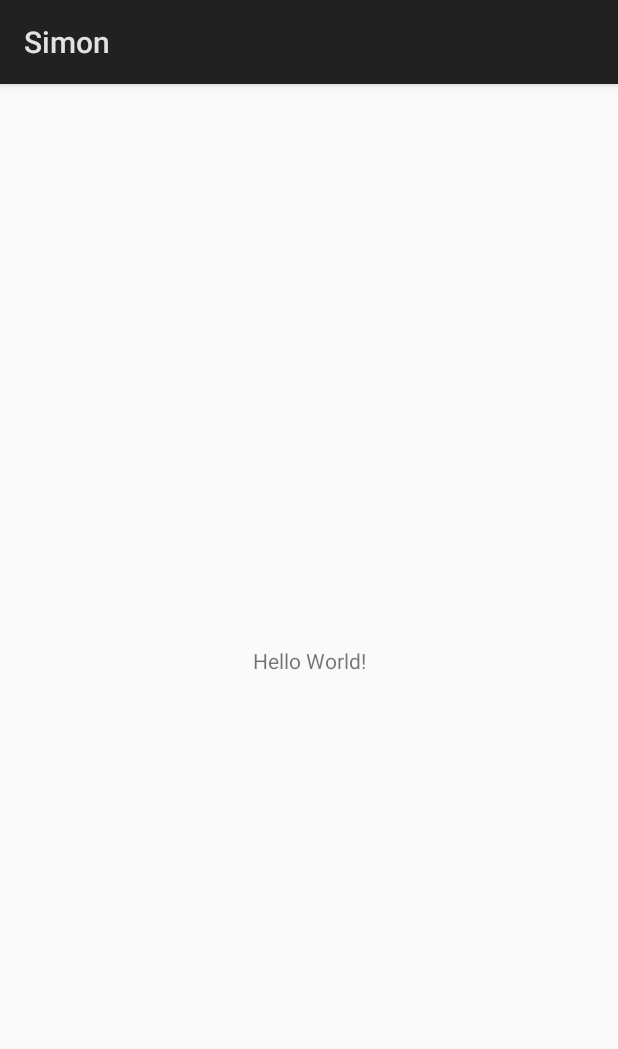
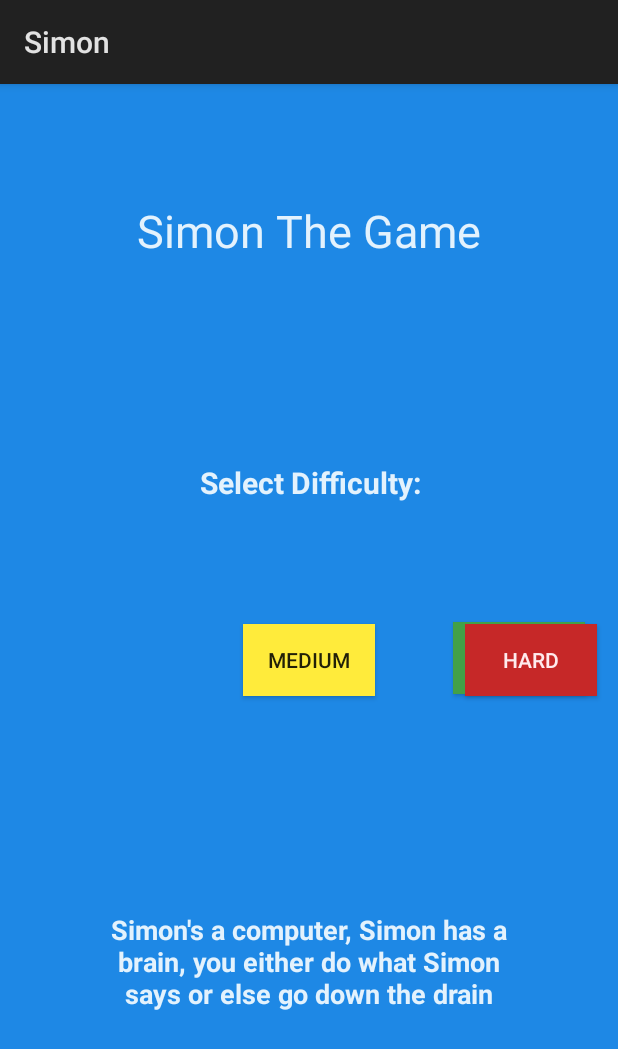
Before and after one commit to dym7v3/CS4020, an Android app: the screen it shows after launch (MainActivity), on a phone screen of 412 x 824 dp. Shown: the top 1049 px of the screen. Run offline under Robolectric (Android 15) with nearby library versions, the phone set to English and light mode, and no system bars.

Commit message:
Got the home screen working

```diff
--- a/app/src/main/res/layout/activity_main.xml
+++ b/app/src/main/res/layout/activity_main.xml
@@ -4,15 +4,108 @@
     xmlns:tools="http://schemas.android.com/tools"
     android:layout_width="match_parent"
     android:layout_height="match_parent"
+    android:background="#1E88E5"
     tools:context="com.example.dennismoyseyev.simon.MainActivity">
 
+
     <TextView
+        android:id="@+id/textView3"
+        android:layout_width="149dp"
+        android:layout_height="wrap_content"
+        android:text="@string/select_difficulty"
+        android:textAlignment="center"
+        android:textColor="#E3F2FD"
+        android:textSize="20sp"
+        android:textStyle="bold"
+        app:layout_constraintBottom_toBottomOf="parent"
+        app:layout_constraintHorizontal_bias="0.502"
+        app:layout_constraintLeft_toLeftOf="parent"
+        app:layout_constraintRight_toRightOf="parent"
+        app:layout_constraintTop_toTopOf="parent"
+        app:layout_constraintVertical_bias="0.34" />
+
+    <Button
+        android:id="@+id/button"
         android:layout_width="wrap_content"
         android:layout_height="wrap_content"
-        android:text="Hello World!"
+        android:layout_marginEnd="8dp"
+        android:background="#43A047"
+        android:text="@string/easy"
+        android:textColor="#E8F5E9"
+        android:textStyle="bold"
         app:layout_constraintBottom_toBottomOf="parent"
+        app:layout_constraintEnd_toEndOf="@+id/button3"
+        app:layout_constraintHorizontal_bias="0.054"
         app:layout_constraintLeft_toLeftOf="parent"
         app:layout_constraintRight_toRightOf="parent"
+        app:layout_constraintTop_toTopOf="parent"
+        app:layout_constraintVertical_bias="0.498" />
+    <Button
+        android:id="@+id/button2"
+        android:layout_width="wrap_content"
+        android:layout_height="wrap_content"
+        android:layout_marginBottom="8dp"
+        android:layout_marginEnd="8dp"
+        android:layout_marginStart="8dp"
+        android:layout_marginTop="8dp"
+        android:text="@string/medium"
+        android:background="#FFEB3B"
+        app:layout_constraintBottom_toBottomOf="parent"
+        app:layout_constraintEnd_toEndOf="parent"
+        app:layout_constraintStart_toStartOf="parent"
         app:layout_constraintTop_toTopOf="parent" />
 
+    <Button
+        android:id="@+id/button3"
+        android:layout_width="wrap_content"
+        android:layout_height="wrap_content"
+        android:layout_marginBottom="8dp"
+        android:layout_marginEnd="8dp"
+        android:layout_marginStart="8dp"
+        android:layout_marginTop="8dp"
+        android:text="@string/hard"
+        android:textColor="#FFEBEE"
+        android:background="#C62828"
+        app:layout_constraintBottom_toBottomOf="parent"
+        app:layout_constraintEnd_toEndOf="parent"
+        app:layout_constraintHorizontal_bias="0.98"
+        app:layout_constraintStart_toStartOf="parent"
+        app:layout_constraintTop_toTopOf="parent" />
+
+    <TextView
+        android:id="@+id/textView"
+        android:layout_width="271dp"
+        android:layout_height="73dp"
+        android:layout_marginBottom="32dp"
+        android:layout_marginEnd="8dp"
+        android:layout_marginStart="8dp"
+        android:layout_marginTop="8dp"
+        android:textColor="#E3F2FD"
+        android:text="@string/simon_s_a_computer_simon_has_a_brain_you_either_do_what_simon_says_or_else_go_down_the_drain"
+        android:textAlignment="center"
+        android:textSize="18sp"
+        android:textStyle="bold"
+        app:layout_constraintBottom_toBottomOf="parent"
+        app:layout_constraintEnd_toEndOf="parent"
+        app:layout_constraintStart_toStartOf="parent"
+        app:layout_constraintTop_toTopOf="parent"
+        app:layout_constraintVertical_bias="0.83" />
+
+    <TextView
+        android:id="@+id/textView2"
+        android:layout_width="wrap_content"
+        android:layout_height="60dp"
+        android:layout_marginBottom="8dp"
+        android:layout_marginEnd="8dp"
+        android:layout_marginStart="8dp"
+        android:layout_marginTop="8dp"
+        android:text="Simon The Game"
+        android:textColor="#E3F2FD"
+        android:textSize="30sp"
+        app:layout_constraintBottom_toBottomOf="parent"
+        app:layout_constraintEnd_toEndOf="parent"
+        app:layout_constraintStart_toStartOf="parent"
+        app:layout_constraintTop_toTopOf="parent"
+        app:layout_constraintVertical_bias="0.100000024" />
+
 </android.support.constraint.ConstraintLayout>
--- a/app/src/main/res/values/strings.xml
+++ b/app/src/main/res/values/strings.xml
@@ -1,3 +1,8 @@
 <resources>
     <string name="app_name">Simon</string>
+    <string name="hard">Hard</string>
+    <string name="medium">Medium</string>
+    <string name="easy">Easy</string>
+    <string name="simon_s_a_computer_simon_has_a_brain_you_either_do_what_simon_says_or_else_go_down_the_drain">Simon\'s a computer, Simon has a brain, you either do what Simon says or else go down the drain</string>
+    <string name="select_difficulty">Select Difficulty:</string>
 </resources>
--- /dev/null
+++ b/build.gradle
@@ -0,0 +1,27 @@
+// Top-level build file where you can add configuration options common to all sub-projects/modules.
+
+buildscript {
+    ext.kotlin_version = '1.1.51'
+    repositories {
+        google()
+        jcenter()
+    }
+    dependencies {
+        classpath 'com.android.tools.build:gradle:3.0.1'
+        classpath "org.jetbrains.kotlin:kotlin-gradle-plugin:$kotlin_version"
+
+        // NOTE: Do not place your application dependencies here; they belong
+        // in the individual module build.gradle files
+    }
+}
+
+allprojects {
+    repositories {
+        google()
+        jcenter()
+    }
+}
+
+task clean(type: Delete) {
+    delete rootProject.buildDir
+}
--- /dev/null
+++ b/gradle.properties
@@ -0,0 +1,17 @@
+# Project-wide Gradle settings.
+
+# IDE (e.g. Android Studio) users:
+# Gradle settings configured through the IDE *will override*
+# any settings specified in this file.
+
+# For more details on how to configure your build environment visit
+# http://www.gradle.org/docs/current/userguide/build_environment.html
+
+# Specifies the JVM arguments used for the daemon process.
+# The setting is particularly useful for tweaking memory settings.
+org.gradle.jvmargs=-Xmx1536m
+
+# When configured, Gradle will run in incubating parallel mode.
+# This option should only be used with decoupled projects. More details, visit
+# http://www.gradle.org/docs/current/userguide/multi_project_builds.html#sec:decoupled_projects
+# org.gradle.parallel=true
--- /dev/null
+++ b/settings.gradle
@@ -0,0 +1 @@
+include ':app'
```
Also changed, not shown: gradle/wrapper/gradle-wrapper.properties (added), 4 other files.
